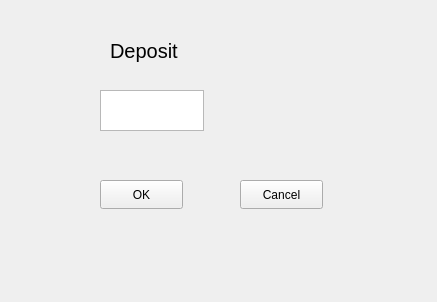
Before: the Qt Designer form depositWindow.ui in NandhiniRam2005/CS3505-Group-Assignment9-LifeInvestor, drawn with Qt 5.
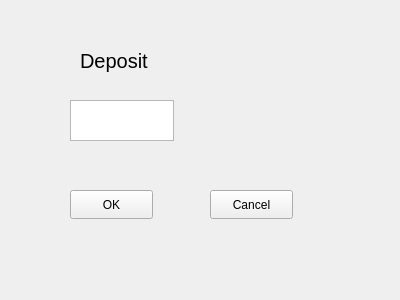
After: the same form once the commit is applied.

Commit message: display window created

Diff of the .ui file:
```diff
--- a/depositWindow.ui
+++ b/depositWindow.ui
@@ -6,8 +6,8 @@
    <rect>
     <x>0</x>
     <y>0</y>
-    <width>437</width>
-    <height>302</height>
+    <width>400</width>
+    <height>300</height>
    </rect>
   </property>
   <property name="windowTitle">
@@ -16,8 +16,8 @@
   <widget class="QLabel" name="label">
    <property name="geometry">
     <rect>
-     <x>110</x>
-     <y>30</y>
+     <x>80</x>
+     <y>40</y>
      <width>201</width>
      <height>41</height>
     </rect>
@@ -31,21 +31,11 @@
     <string>Deposit</string>
    </property>
   </widget>
-  <widget class="QPlainTextEdit" name="plainTextEdit">
-   <property name="geometry">
-    <rect>
-     <x>100</x>
-     <y>90</y>
-     <width>104</width>
-     <height>41</height>
-    </rect>
-   </property>
-  </widget>
   <widget class="QPushButton" name="pushButton">
    <property name="geometry">
     <rect>
-     <x>100</x>
-     <y>180</y>
+     <x>70</x>
+     <y>190</y>
      <width>83</width>
      <height>29</height>
     </rect>
@@ -57,8 +47,8 @@
   <widget class="QPushButton" name="pushButton_2">
    <property name="geometry">
     <rect>
-     <x>240</x>
-     <y>180</y>
+     <x>210</x>
+     <y>190</y>
      <width>83</width>
      <height>29</height>
     </rect>
@@ -67,6 +57,16 @@
     <string>Cancel</string>
    </property>
   </widget>
+  <widget class="QPlainTextEdit" name="plainTextEdit">
+   <property name="geometry">
+    <rect>
+     <x>70</x>
+     <y>100</y>
+     <width>104</width>
+     <height>41</height>
+    </rect>
+   </property>
+  </widget>
  </widget>
  <resources/>
  <connections/>
```
Left out of the diff: 4 changed lines with no effect on the pictures. The commit also changes 5 other files.
